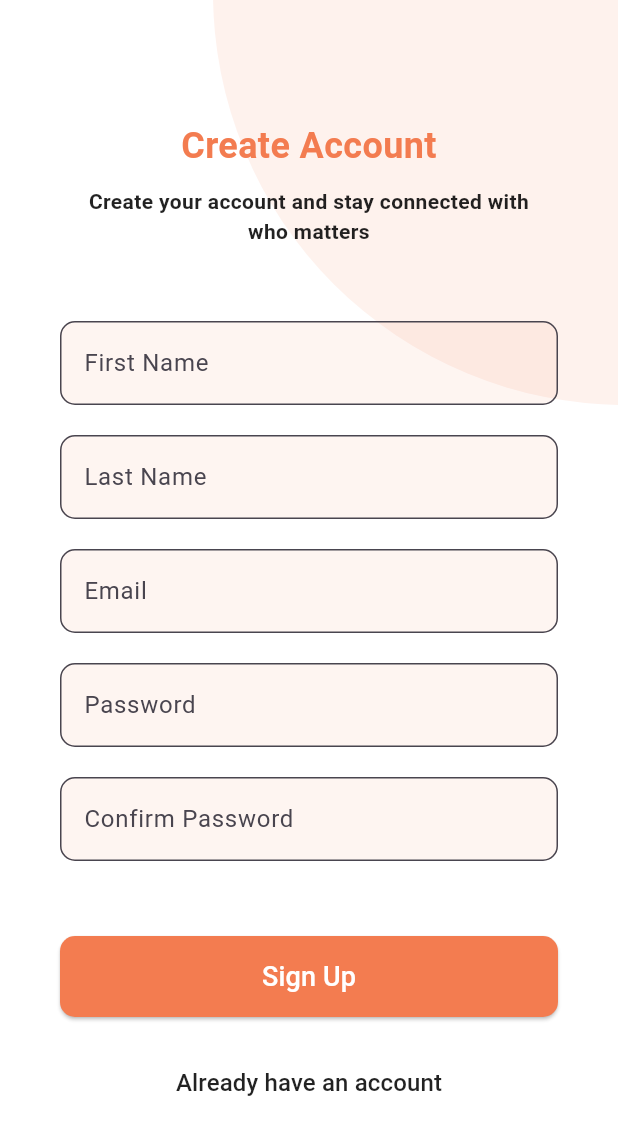
After one commit to Nourhan-mo7amed/Wavlooo, a Flutter app: the RegisterScreen screen opened directly, on a phone screen of 412 x 824 dp. The commit adds this screen. Shown: the top 1135 px of the screen. Run offline on Flutter 3.47's test engine with Material 3 defaults, Android fonts, the phone set to English and light mode, and no system bars; our stand-ins replace image_picker, pin_code_fields; network calls fail.

Commit message:
refactor: standardize screen naming conventions and remove unused Account_Screen feat: implement RegisterScreen with image upload functionality fix: update import paths for consistency chore: add file_selector plugin support for multiple platforms

```diff
--- a/lib/main.dart
+++ b/lib/main.dart
@@ -1,6 +1,6 @@
-import 'package:chat/screens/Login_Screen.dart';
+import 'package:chat/screens/Login_screen.dart';
 import 'package:flutter/material.dart';
-import 'package:chat/screens/Welcome_Screen.dart';
+import 'package:chat/screens/welcome_screen.dart';
 
 void main() async {
   runApp(const MyApp());
--- a/lib/screens/ChatsListScreen.dart
+++ b/lib/screens/ChatsListScreen.dart
@@ -1,7 +1,7 @@
 import 'dart:convert';
 import 'package:flutter/material.dart';
 import 'package:http/http.dart' as http;
-import 'package:chat/screens/Status_screen.dart';
+import 'package:chat/screens/status_screen.dart';
 import 'package:chat/screens/call_screen.dart';
 
 class ChatsListScreen extends StatefulWidget {
@@ -34,6 +34,8 @@ class _ChatsListScreenState extends State<ChatsListScreen> {
       },
     );
 
+    if (!mounted) return; // ✅ تأكدي إن الـ Widget لسه موجودة
+
     if (response.statusCode == 200) {
       setState(() {
         chats = jsonDecode(response.body);
@@ -43,7 +45,7 @@ class _ChatsListScreenState extends State<ChatsListScreen> {
       print("❌ Failed to load chats: ${response.body}");
       ScaffoldMessenger.of(
         context,
-      ).showSnackBar(SnackBar(content: Text("Failed to load chats")));
+      ).showSnackBar(const SnackBar(content: Text("Failed to load chats")));
       setState(() {
         isLoading = false;
       });
--- a/lib/screens/Login_Screen.dart
+++ b/lib/screens/Login_Screen.dart
@@ -5,7 +5,7 @@ import 'package:http/http.dart' as http;
 import 'ChatsListScreen.dart';
 import '../components/Orange_Circle.dart';
 import '../components/TextField.dart';
-import 'Account_Screen.dart';
+import 'register_screen.dart';
 
 class Login_Screen extends StatefulWidget {
   const Login_Screen({super.key});
@@ -166,7 +166,7 @@ class _Login_ScreenState extends State<Login_Screen> {
                       Navigator.push(
                         context,
                         MaterialPageRoute(
-                          builder: (context) => Account_Screen(),
+                          builder: (context) => RegisterScreen(),
                         ),
                       );
                     },
--- a/lib/screens/Welcome_Screen.dart
+++ b/lib/screens/Welcome_Screen.dart
@@ -1,7 +1,7 @@
-import 'package:chat/screens/Account_Screen.dart';
+import 'package:chat/screens/register_screen.dart';
 import 'package:flutter/material.dart';
 import '../components/Orange_Circle.dart';
-import 'Login_Screen.dart';
+import 'Login_screen.dart';
 
 class WelcomeScreen extends StatelessWidget {
   const WelcomeScreen({super.key});
@@ -93,7 +93,7 @@ class RegisterButton extends StatelessWidget {
       onPressed: () {
         Navigator.push(
           context,
-          MaterialPageRoute(builder: (context) => Account_Screen()),
+          MaterialPageRoute(builder: (context) => RegisterScreen()),
         );
       },
       style: ElevatedButton.styleFrom(
--- /dev/null
+++ b/lib/screens/register_screen.dart
@@ -0,0 +1,203 @@
+import 'dart:io';
+import 'package:flutter/material.dart';
+import 'package:http/http.dart' as http;
+import 'package:image_picker/image_picker.dart';
+import 'package:path/path.dart';
+import 'package:chat/screens/verify_screen.dart';
+import '../components/Orange_Circle.dart';
+import '../components/TextField.dart';
+
+class RegisterScreen extends StatefulWidget {
+  const RegisterScreen({super.key});
+
+  @override
+  State<RegisterScreen> createState() => RegisterScreenState();
+}
+
+class RegisterScreenState extends State<RegisterScreen> {
+  final TextEditingController firstNameController = TextEditingController();
+  final TextEditingController lastNameController = TextEditingController();
+  final TextEditingController emailController = TextEditingController();
+  final TextEditingController passwordController = TextEditingController();
+  final TextEditingController confirmPasswordController =
+      TextEditingController();
+
+  File? selectedImage;
+
+  Future<void> pickImage() async {
+    final picked = await ImagePicker().pickImage(source: ImageSource.gallery);
+    if (picked != null) {
+      setState(() {
+        selectedImage = File(picked.path);
+      });
+    }
+  }
+
+  Future<void> register(BuildContext context) async {
+    final url = Uri.parse('https://wavlo.azurewebsites.net/api/auth/register');
+
+    final request = http.MultipartRequest('POST', url);
+
+    request.fields['FirstName'] = firstNameController.text.trim();
+    request.fields['LastName'] = lastNameController.text.trim();
+    request.fields['Email'] = emailController.text.trim();
+    request.fields['Password'] = passwordController.text;
+    request.fields['ConfirmPassword'] = confirmPasswordController.text;
+
+    if (selectedImage != null) {
+      request.files.add(
+        await http.MultipartFile.fromPath(
+          'ProfileImage',
+          selectedImage!.path,
+          filename: basename(selectedImage!.path),
+        ),
+      );
+    } else {
+      request.fields['ProfileImage'] = 'Hey'; // زي ما مكتوب في postman
+    }
+
+    try {
+      final response = await request.send();
+      final respStr = await response.stream.bytesToString();
+
+      print("📡 Response Code: ${response.statusCode}");
+      print("📨 Response Body: $respStr");
+
+      if (response.statusCode == 200) {
+        // بعد النجاح، يتم التوجيه إلى صفحة VerifyScreen
+        Navigator.push(
+          context,
+          MaterialPageRoute(
+            builder:
+                (context) => VerifyScreen(email: emailController.text.trim()),
+          ),
+        );
+      } else {
+        ScaffoldMessenger.of(
+          context,
+        ).showSnackBar(SnackBar(content: Text("❌ Failed: $respStr")));
+      }
+    } catch (e) {
+      print("❌ Exception: $e");
+      ScaffoldMessenger.of(
+        context,
+      ).showSnackBar(const SnackBar(content: Text("Something went wrong!")));
+    }
+  }
+
+  @override
+  Widget build(BuildContext context) {
+    return Scaffold(
+      backgroundColor: Colors.white,
+      body: Stack(
+        children: [
+          const OrangeCircleDecoration(),
+          Padding(
+            padding: const EdgeInsets.symmetric(horizontal: 40),
+            child: ListView(
+              children: [
+                const SizedBox(height: 80),
+                const Align(
+                  alignment: Alignment.center,
+                  child: Text(
+                    "Create Account",
+                    textAlign: TextAlign.center,
+                    style: TextStyle(
+                      fontSize: 24,
+                      fontWeight: FontWeight.bold,
+                      color: Color(0xffF37C50),
+                    ),
+                  ),
+                ),
+                const SizedBox(height: 10),
+                const Align(
+                  alignment: Alignment.center,
+                  child: Text(
+                    "Create your account and stay connected with\nwho matters",
+                    textAlign: TextAlign.center,
+                    style: TextStyle(
+                      fontSize: 14,
+                      fontWeight: FontWeight.bold,
+                      color: Colors.black87,
+                    ),
+                  ),
+                ),
+                const SizedBox(height: 50),
+                CustomTextField(
+                  controller: firstNameController,
+                  label: "First Name",
+                  onChanged: (value) {
+                    print("First name is: $value");
+                  },
+                ),
+                const SizedBox(height: 20),
+                CustomTextField(
+                  controller: lastNameController,
+                  label: "Last Name",
+                  onChanged: (value) {
+                    print("Last name is: $value");
+                  },
+                ),
+                const SizedBox(height: 20),
+                CustomTextField(
+                  controller: emailController,
+                  label: "Email",
+                  onChanged: (value) {
+                    print("Email is: $value");
+                  },
+                ),
+                const SizedBox(height: 20),
+                CustomTextField(
+                  controller: passwordController,
+                  label: "Password",
+                  isPassword: true,
+                  onChanged: (value) {
+                    print("Password is: $value");
+                  },
+                ),
+                const SizedBox(height: 20),
+                CustomTextField(
+                  controller: confirmPasswordController,
+                  label: "Confirm Password",
+                  isPassword: true,
+                  onChanged: (value) {
+                    print("Confirm password is: $value");
+                  },
+                ),
+                const SizedBox(height: 50),
+                ElevatedButton(
+                  onPressed: () {
+                    register(context);
+                  },
+                  style: ElevatedButton.styleFrom(
+                    backgroundColor: const Color(0xffF37C50),
+                    padding: const EdgeInsets.symmetric(vertical: 14),
+                    minimumSize: const Size(double.infinity, 50),
+                    shape: RoundedRectangleBorder(
+                      borderRadius: BorderRadius.circular(10),
+                    ),
+                  ),
+                  child: const Text(
+                    "Sign Up",
+                    style: TextStyle(fontSize: 18, color: Colors.white),
+                  ),
+                ),
+                const SizedBox(height: 20),
+                Center(
+                  child: TextButton(
+                    onPressed: () {},
+                    child: const Text(
+                      "Already have an account",
+                      style: TextStyle(color: Colors.black87, fontSize: 16),
+                    ),
+                  ),
+                ),
+                const SizedBox(height: 20),
+              ],
+            ),
+          ),
+        ],
+      ),
+    );
+  }
+}
--- a/pubspec.yaml
+++ b/pubspec.yaml
@@ -40,6 +40,9 @@ dependencies:
   flutter_bloc: ^9.1.0
   http: ^1.3.0
   shared_preferences: ^2.5.3
+
+  image_picker: ^1.0.4  # أو أحدث نسخة متاحة
+
 
 
 
```
Also changed, not shown: lib/screens/Account_Screen.dart (deleted, +0 -154 lines), lib/screens/Home_screen.dart (+19 -93 lines), lib/screens/call_screen.dart (+9 -9 lines), lib/screens/verify_screen.dart (+50 -35 lines), pubspec.lock, 5 other files.
